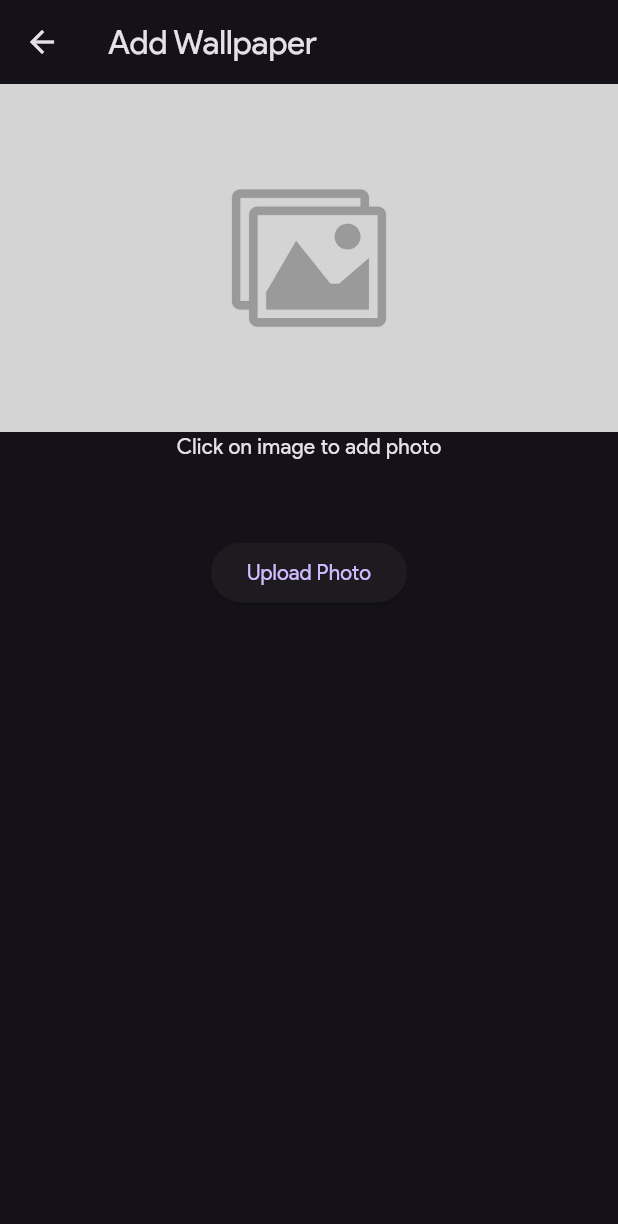
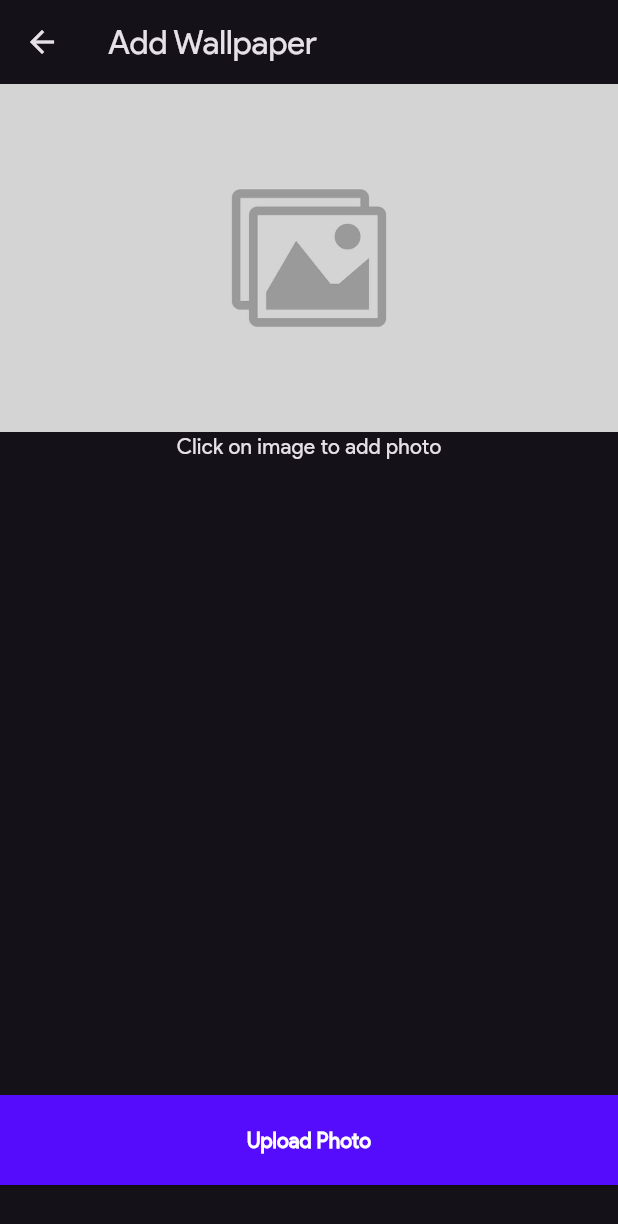
Before and after one commit to eprayoga/WallyHub, a Flutter app: the AddWallpaperScreen screen opened directly, on a phone screen of 412 x 824 dp. Shown: the top 1224 px of the screen. Run offline on Flutter 3.47's test engine with Material 2 defaults, Android fonts, the phone set to English and light mode, and no system bars; our stand-ins replace awesome_dialog, cached_network_image, cloud_firestore, firebase_auth, firebase_core, firebase_dynamic_links and 6 more; missing offline and left inert: flutter_custom_tabs, google_ml_kit; accounts and stored records are empty.

Commit message:
Redesign some page

```diff
--- a/lib/pages/add_wallpaper_screen.dart
+++ b/lib/pages/add_wallpaper_screen.dart
@@ -54,10 +54,12 @@ class _AddWallpaperScreenState extends State<AddWallpaperScreen> {
         setState(() {
           _image = imageFile;
           detectedLabels = labels;
-          _onSelectImage = false;
         });
       }
     }
+    setState(() {
+      _onSelectImage = false;
+    });
   }
 
   void _uploadPhoto() async {
@@ -128,12 +130,16 @@ class _AddWallpaperScreenState extends State<AddWallpaperScreen> {
       appBar: AppBar(
         title: Text("Add Wallpaper"),
       ),
-      body: SingleChildScrollView(
-        child: Container(
+      body: Container(
         width: MediaQuery.of(context).size.width,
         child: Stack(
           children: [
-              Column(
+            Container(
+              height: MediaQuery.of(context).size.height - 90,
+              child: Stack(
+                children: [
+                  SingleChildScrollView(
+                    child: Column(
                       children: [
                         InkWell(
                           onTap: _loadImage,
@@ -144,7 +150,7 @@ class _AddWallpaperScreenState extends State<AddWallpaperScreen> {
                                 ),
                         ),
                         _image != null
-                      ? Text("")
+                            ? Container()
                             : Text("Click on image to add photo"),
                         SizedBox(
                           height: 10,
@@ -165,13 +171,31 @@ class _AddWallpaperScreenState extends State<AddWallpaperScreen> {
                         if (_isUploading) ...{Text("Uploading Photos...")},
                         if (_isCompleteUploading) ...{Text("Upload Complete")},
                         SizedBox(
-                    height: 40,
+                          height: 100,
+                        )
+                      ],
                     ),
-                  ElevatedButton(
+                  ),
+                  Positioned(
+                    bottom: 0,
+                    left: 0,
+                    child: ElevatedButton(
                       onPressed: _uploadPhoto,
-                    child: Text('Upload Photo'),
+                      style: ElevatedButton.styleFrom(
+                        minimumSize:
+                            Size(MediaQuery.of(context).size.width, 60),
+                        shape: RoundedRectangleBorder(),
+                        backgroundColor: primaryColor,
+                        foregroundColor: Colors.white,
+                      ),
+                      child: Text(
+                        'Upload Photo',
+                        style: TextStyle(fontWeight: FontWeight.bold),
+                      ),
+                    ),
                   ),
                 ],
+              ),
             ),
             _onSelectImage || _isUploading
                 ? Container(
@@ -189,7 +213,6 @@ class _AddWallpaperScreenState extends State<AddWallpaperScreen> {
           ],
         ),
       ),
-      ),
     );
   }
 }
--- a/lib/pages/homepage.dart
+++ b/lib/pages/homepage.dart
@@ -38,7 +38,6 @@ class _HomePageState extends State<HomePage> {
                   headerAnimationLoop: true,
                   animType: AnimType.scale,
                   title: 'Info Aplikasi',
-                  // btnOkOnPress: () {},
                   desc:
                       'Aplikasi ini dibuat oleh Endang Prayoga Hidayatulloh dari Institut Teknologi Garut Prodi Teknik Informatika 2020, dengan NIM 2006189. Aplikasi ini ditujukan untuk memenuhi Tugas Akhir Mata Kuliah Pemrograman Mobile.',
                   showCloseIcon: true,
--- a/lib/pages/signin_screen.dart
+++ b/lib/pages/signin_screen.dart
@@ -18,7 +18,6 @@ class _SignInScreenState extends State<SignInScreen> {
     await FirebaseAuthService().signInWithGoogle();
 
     final user = FirebaseAuthService().user;
-    print('Nama : ${user.displayName}');
 
     _db.collection("users").doc(user.uid).set({
       "displayName": user.displayName,
```
Also changed, not shown: lib/pages/mywallpaperpage.dart (+5 -3 lines), lib/pages/wallpaper_view_screen.dart (+42 -0 lines), 2 other files. Lines whose indentation alone changed are shown as unchanged.
